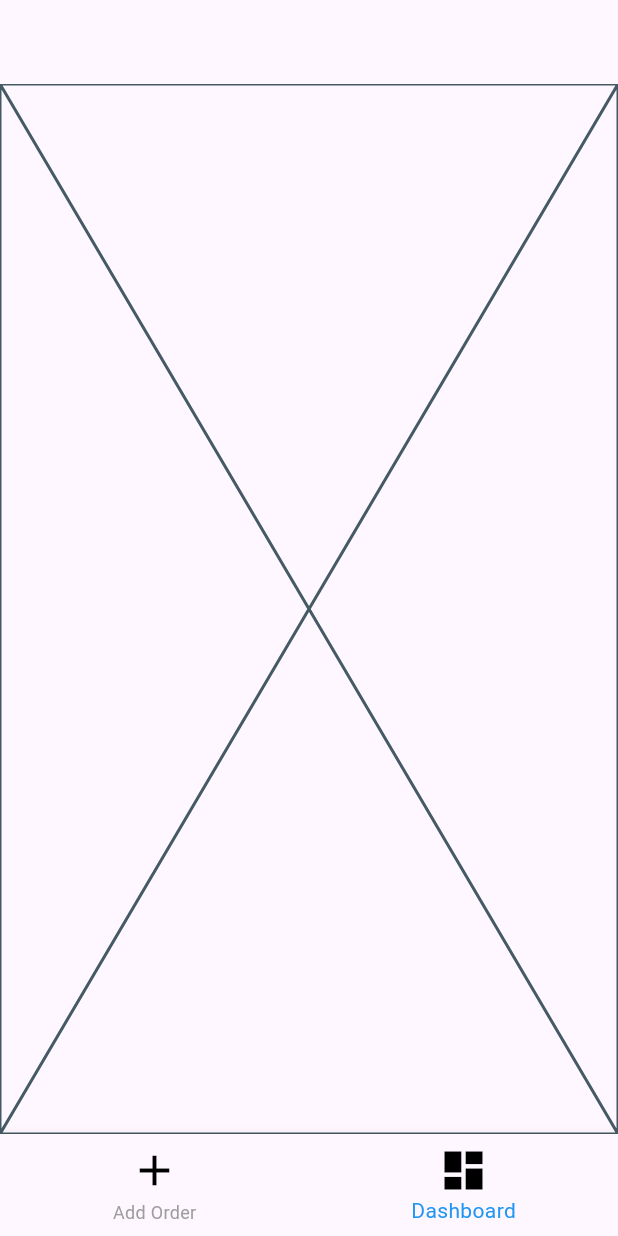
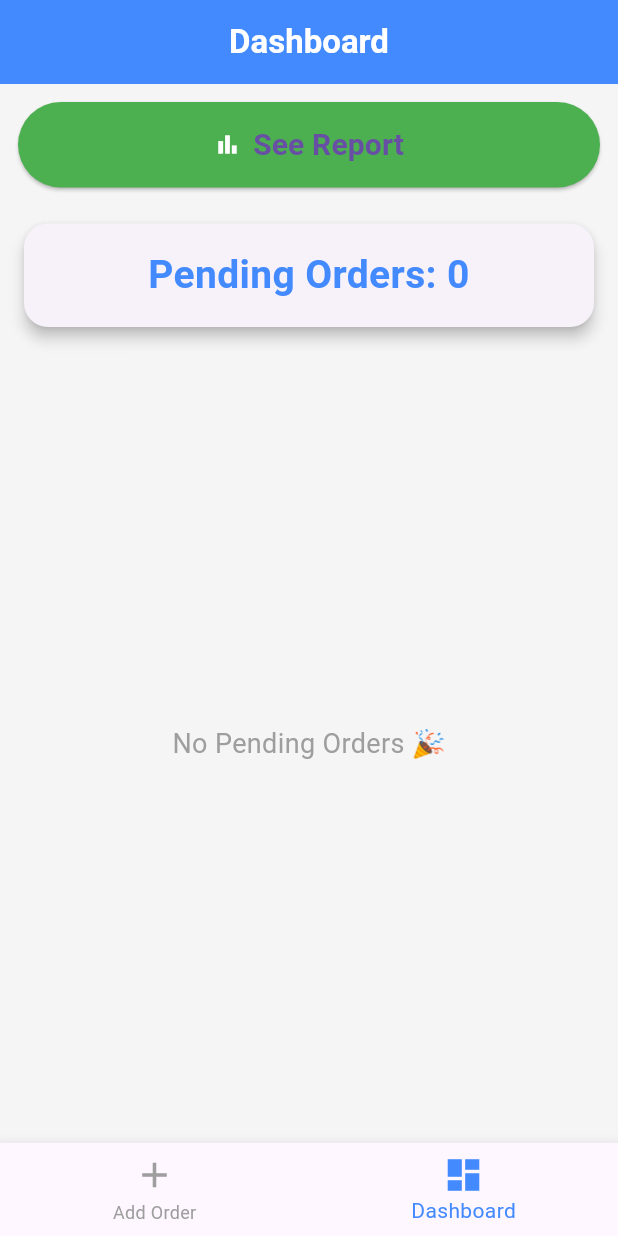
Before and after one commit to AbdelrahmanAddel/smart_ahwa_app, a Flutter app: the screen it shows after launch, item 2 of the bottom bar chosen, on a phone screen of 412 x 824 dp. Run offline on Flutter 3.47's test engine with Material 3 defaults, Android fonts, the light colour scheme and no system bars.

Commit message:
-Finish dashboard

```diff
--- a/lib/data/orders.dart
+++ b/lib/data/orders.dart
@@ -1,5 +1,24 @@
 import 'package:smart_qhwa/models/order/order_model.dart';
 
-class Orders {
-  static final List<OrderModel> orders = [];
+abstract class OrderRepository {
+  List<OrderModel> get getAllOrders;
+  List<OrderModel> get orders;
+  void addOrder(OrderModel order);
 }
+
+class MemoryOrderRepository extends OrderRepository {
+  MemoryOrderRepository._();
+  static final MemoryOrderRepository instance = MemoryOrderRepository._();
+
+  @override
+  List<OrderModel> orders = [];
+  @override
+  void addOrder(OrderModel order) {
+    if (order.customerName.isNotEmpty) {
+      orders.add(order);
+    }
+  }
+
+  @override
+  List<OrderModel> get getAllOrders => orders;
+}
--- a/lib/main.dart
+++ b/lib/main.dart
@@ -10,8 +10,6 @@ class QhwaApp extends StatelessWidget {
 
   @override
   Widget build(BuildContext context) {
-    return MaterialApp(
-      debugShowCheckedModeBanner: false,
-      home: HomeScreen());
+    return MaterialApp(debugShowCheckedModeBanner: false, home: HomeScreen());
   }
 }
--- a/lib/models/drinks/coffee.dart
+++ b/lib/models/drinks/coffee.dart
@@ -1,6 +1,8 @@
 import 'drinks.dart';
 
 class Coffee extends Drinks {
+
+
   @override
   String make() {
     return 'Making Coffee';
--- /dev/null
+++ b/lib/models/report/report.dart
@@ -0,0 +1,11 @@
+import 'package:smart_qhwa/models/report/top_selling_model.dart';
+
+class ReportModel {
+  final int _totalOrders;
+  final TopSellingModel _topSellingDrink;
+
+  ReportModel(this._totalOrders, this._topSellingDrink);
+
+  int get totalOrders => _totalOrders;
+  TopSellingModel get topSellingDrinkData => _topSellingDrink;
+}
--- /dev/null
+++ b/lib/models/report/top_selling_model.dart
@@ -0,0 +1,6 @@
+class TopSellingModel {
+  final String name;
+  final String count;
+
+  TopSellingModel(this.name, this.count);
+}
--- /dev/null
+++ b/lib/screens/dashboard_screen.dart
@@ -0,0 +1,80 @@
+import 'package:flutter/material.dart';
+import 'package:smart_qhwa/data/orders.dart';
+import 'package:smart_qhwa/screens/see_report.dart';
+import 'package:smart_qhwa/services/create_report.dart';
+import 'package:smart_qhwa/services/pending_order.dart';
+import 'package:smart_qhwa/services/top_selling_drink.dart';
+import 'package:smart_qhwa/services/total_order.dart';
+import 'package:smart_qhwa/widgets/pending_order_list.dart';
+
+class DashboardScreen extends StatelessWidget {
+  const DashboardScreen(this._orders, {super.key});
+
+  final OrderRepository _orders;
+
+  @override
+  Widget build(BuildContext context) {
+    final pendingOrders = PendingOrder(_orders).calculate();
+
+    return Padding(
+      padding: const EdgeInsets.all(12.0),
+      child: Column(
+        crossAxisAlignment: CrossAxisAlignment.stretch,
+        children: [
+          ElevatedButton.icon(
+            style: ElevatedButton.styleFrom(
+              backgroundColor: Colors.green,
+              padding: const EdgeInsets.symmetric(vertical: 14),
+              shape: const StadiumBorder(),
+            ),
+            onPressed: () {
+              Navigator.push(
+                context,
+                MaterialPageRoute(
+                  builder: (builder) => SeeReport(
+                    NormalDashboardReport(
+                      TotalOrderServed(_orders),
+                      TopSellingDrink(_orders),
+                    ).getReport(),
+                  ),
+                ),
+              );
+            },
+            icon: const Icon(Icons.bar_chart, color: Colors.white),
+            label: const Text(
+              'See Report',
+              style: TextStyle(fontSize: 20, fontWeight: FontWeight.bold),
+            ),
+          ),
+
+          const SizedBox(height: 20),
+
+          // Pending Orders Card
+          Card(
+            shape: RoundedRectangleBorder(
+              borderRadius: BorderRadius.circular(16),
+            ),
+            elevation: 4,
+            child: Padding(
+              padding: const EdgeInsets.all(16.0),
+              child: Text(
+                'Pending Orders: ${pendingOrders.length}',
+                textAlign: TextAlign.center,
+                style: const TextStyle(
+                  fontSize: 26,
+                  fontWeight: FontWeight.bold,
+                  color: Colors.blueAccent,
+                ),
+              ),
+            ),
+          ),
+
+          const SizedBox(height: 20),
+
+          // Pending Orders List
+          Expanded(child: PendingOrdersList(pendingOrders)),
+        ],
+      ),
+    );
+  }
+}
--- a/lib/screens/home_screen.dart
+++ b/lib/screens/home_screen.dart
@@ -1,5 +1,7 @@
 import 'package:flutter/material.dart';
+import 'package:smart_qhwa/data/orders.dart';
 import 'package:smart_qhwa/screens/add_order_screen.dart';
+import 'package:smart_qhwa/screens/dashboard_screen.dart';
 
 class HomeScreen extends StatefulWidget {
   const HomeScreen({super.key});
@@ -10,35 +12,50 @@ class HomeScreen extends StatefulWidget {
 
 class _HomeScreenState extends State<HomeScreen> {
   int _currentIndex = 0;
+  final OrderRepository _orders = MemoryOrderRepository.instance;
+
+  final List<String> _titles = ["Add Order", "Dashboard"];
 
   @override
   Widget build(BuildContext context) {
     return GestureDetector(
       onTap: () => FocusScope.of(context).unfocus(),
       child: Scaffold(
-        appBar: AppBar(),
+        backgroundColor: Colors.grey[100],
+        appBar: AppBar(
+          backgroundColor: Colors.blueAccent,
+          title: Text(
+            _titles[_currentIndex],
+            style: const TextStyle(
+              color: Colors.white,
+              fontWeight: FontWeight.bold,
+            ),
+          ),
+          centerTitle: true,
+        ),
+        body: _currentIndex == 0
+            ? AddOrderScreen(_orders)
+            : DashboardScreen(_orders),
         bottomNavigationBar: _bottomNavigationBar(),
-        body: _currentIndex == 0 ? AddOrderScreen() : Placeholder(),
       ),
     );
   }
 
   Widget _bottomNavigationBar() {
     return BottomNavigationBar(
-      selectedItemColor: Colors.blue,
+      currentIndex: _currentIndex,
+      selectedItemColor: Colors.blueAccent,
       unselectedItemColor: Colors.grey,
-      currentIndex: _currentIndex,
       onTap: (value) => setState(() {
         _currentIndex = value;
       }),
-
-      items: [
+      items: const [
         BottomNavigationBarItem(
-          icon: Icon(Icons.add, size: 34, color: Colors.black),
+          icon: Icon(Icons.add, size: 28),
           label: 'Add Order',
         ),
         BottomNavigationBarItem(
-          icon: Icon(Icons.dashboard, size: 34, color: Colors.black),
+          icon: Icon(Icons.dashboard, size: 28),
           label: 'Dashboard',
         ),
       ],
--- /dev/null
+++ b/lib/services/create_report.dart
@@ -0,0 +1,22 @@
+import 'package:smart_qhwa/models/report/report.dart';
+import 'package:smart_qhwa/models/report/top_selling_model.dart';
+import 'package:smart_qhwa/services/dashboard_service.dart';
+
+abstract class Report {
+  ReportModel getReport();
+}
+
+class NormalDashboardReport extends Report {
+  NormalDashboardReport(this._totalOrder, this._topSelling);
+
+  final DashboardService _totalOrder;
+  final DashboardService _topSelling;
+
+  @override
+  ReportModel getReport() {
+    return ReportModel(
+      _totalOrder.calculate() ?? 0,
+      _topSelling.calculate() ?? TopSellingModel('', '0'),
+    );
+  }
+}
--- /dev/null
+++ b/lib/services/dashboard.dart
@@ -0,0 +1,20 @@
+import 'package:smart_qhwa/models/order/order_model.dart';
+import 'package:smart_qhwa/services/dashboard_service.dart';
+
+abstract class Dashboard {
+  // int get pendingOrder;
+  List<OrderModel> get pendingOrderList;
+}
+
+class NormalDashboard extends Dashboard {
+  final DashboardService _pendingOrder;
+
+  NormalDashboard({required DashboardService pendingOrder})
+    : _pendingOrder = pendingOrder;
+
+  // @override
+  // int get pendingOrder => _pendingOrder.calculate();
+
+  @override
+  List<OrderModel> get pendingOrderList => _pendingOrder.calculate();
+}
--- /dev/null
+++ b/lib/services/dashboard_service.dart
@@ -0,0 +1,4 @@
+abstract class DashboardService {
+  dynamic calculate();
+
+}
--- /dev/null
+++ b/lib/services/pending_order.dart
@@ -0,0 +1,18 @@
+import 'package:smart_qhwa/data/orders.dart';
+import 'package:smart_qhwa/models/order/order_model.dart';
+import 'package:smart_qhwa/services/dashboard_service.dart';
+
+class PendingOrder extends DashboardService {
+  PendingOrder(this._orders);
+  final OrderRepository _orders;
+  @override
+  List<OrderModel> calculate() {
+    List<OrderModel> pendingOrder = [];
+    for (var order in _orders.orders) {
+      if (order.isComplete == false) {
+        pendingOrder.add(order);
+      }
+    }
+    return pendingOrder;
+  }
+}
--- /dev/null
+++ b/lib/services/pending_orders_list.dart
@@ -0,0 +1,18 @@
+import 'package:smart_qhwa/data/orders.dart';
+import 'package:smart_qhwa/models/order/order_model.dart';
+import 'package:smart_qhwa/services/dashboard_service.dart';
+
+class PendingOrdersList extends DashboardService {
+  PendingOrdersList(this._orders);
+  final OrderRepository _orders;
+  @override
+  List<OrderModel> calculate() {
+    List<OrderModel> pendingOrderList = [];
+    for (var order in _orders.orders) {
+      if (order.isComplete == false) {
+        pendingOrderList.add(order);
+      }
+    }
+    return pendingOrderList;
+  }
+}
--- /dev/null
+++ b/lib/services/top_selling_drink.dart
@@ -0,0 +1,32 @@
+import 'package:smart_qhwa/data/orders.dart';
+import 'package:smart_qhwa/models/report/top_selling_model.dart';
+import 'package:smart_qhwa/services/dashboard_service.dart';
+
+class TopSellingDrink extends DashboardService {
+  TopSellingDrink(this._orders);
+  final OrderRepository _orders;
+
+  @override
+  TopSellingModel? calculate() {
+    final Map<String, int> topSellingDrinkMap = {};
+
+    for (var order in _orders.orders) {
+      if (order.isComplete == true) {
+        topSellingDrinkMap.update(
+          order.drinks.name,
+          (value) => value + 1,
+          ifAbsent: () => 1,
+        );
+      }
+    }
+
+    if (topSellingDrinkMap.isEmpty) {
+      return null;
+    }
+
+    final sorted = topSellingDrinkMap.entries.toList()
+      ..sort((a, b) => b.value.compareTo(a.value));
+
+    return TopSellingModel(sorted.first.key, sorted.first.value.toString());
+  }
+}
--- /dev/null
+++ b/lib/services/total_order.dart
@@ -0,0 +1,17 @@
+import 'package:smart_qhwa/data/orders.dart';
+import 'package:smart_qhwa/services/dashboard_service.dart';
+
+class TotalOrderServed extends DashboardService {
+  TotalOrderServed(this._orders);
+  final OrderRepository _orders;
+  @override
+  int calculate() {
+    int totalOrder = 0;
+    for (var order in _orders.orders) {
+      if (order.isComplete) {
+        totalOrder++;
+      }
+    }
+    return totalOrder;
+  }
+}
--- /dev/null
+++ b/lib/widgets/pending_order_list.dart
@@ -0,0 +1,62 @@
+import 'package:flutter/material.dart';
+import 'package:smart_qhwa/models/order/order_model.dart';
+
+class PendingOrdersList extends StatelessWidget {
+  const PendingOrdersList(this._pendingOrderList, {super.key});
+  final List<OrderModel> _pendingOrderList;
+
+  @override
+  Widget build(BuildContext context) {
+    if (_pendingOrderList.isEmpty) {
+      return const Center(
+        child: Text(
+          "No Pending Orders 🎉",
+          style: TextStyle(fontSize: 18, color: Colors.grey),
+        ),
+      );
+    }
+
+    return ListView.separated(
+      padding: const EdgeInsets.only(bottom: 12),
+      itemCount: _pendingOrderList.length,
+      itemBuilder: (BuildContext context, int index) {
+        final order = _pendingOrderList[index];
+        return _pendingOrderWidget(order);
+      },
+      separatorBuilder: (BuildContext context, int index) =>
+          const SizedBox(height: 12),
+    );
+  }
+
+  Widget _pendingOrderWidget(OrderModel order) {
+    return Card(
+      elevation: 3,
+      shape: RoundedRectangleBorder(borderRadius: BorderRadius.circular(16)),
+      child: ListTile(
+        contentPadding: const EdgeInsets.symmetric(
+          horizontal: 16,
+          vertical: 12,
+        ),
+        leading: CircleAvatar(
+          backgroundColor: Colors.blueAccent,
+          child: Text(
+            order.drinks.name[0], // أول حرف من اسم المشروب
+            style: const TextStyle(color: Colors.white, fontSize: 20),
+          ),
+        ),
+        title: Text(
+          order.drinks.name,
+          style: const TextStyle(fontSize: 20, fontWeight: FontWeight.bold),
+        ),
+        subtitle: Column(
+          crossAxisAlignment: CrossAxisAlignment.start,
+          children: [
+            Text("Price: ${order.drinks.price}"),
+            Text("Customer: ${order.customerName}"),
+          ],
+        ),
+        trailing: const Icon(Icons.timer, color: Colors.orange),
+      ),
+    );
+  }
+}
--- a/lib/widgets/widgets.dart
+++ /dev/null
@@ -1,2 +0,0 @@
-export 'custom_text_form_field.dart';
-export 'drink_dropdown.dart';
```
Also changed, not shown: lib/screens/add_order_screen.dart (+63 -31 lines), lib/screens/see_report.dart (added, +105 -0 lines).
